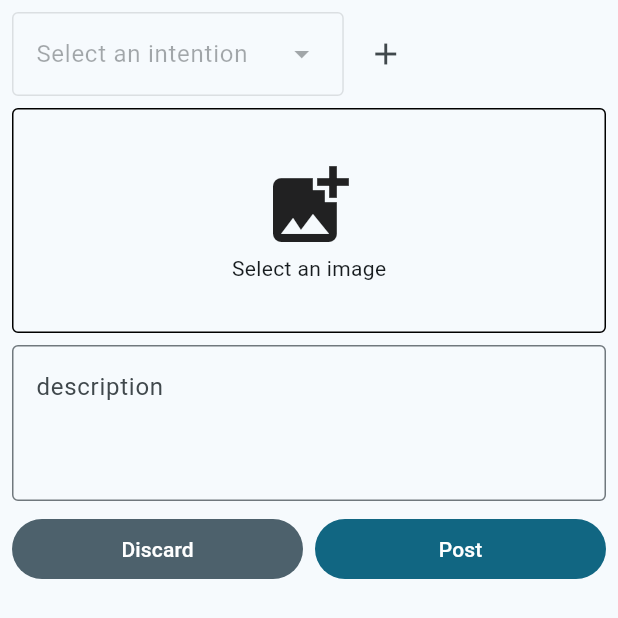
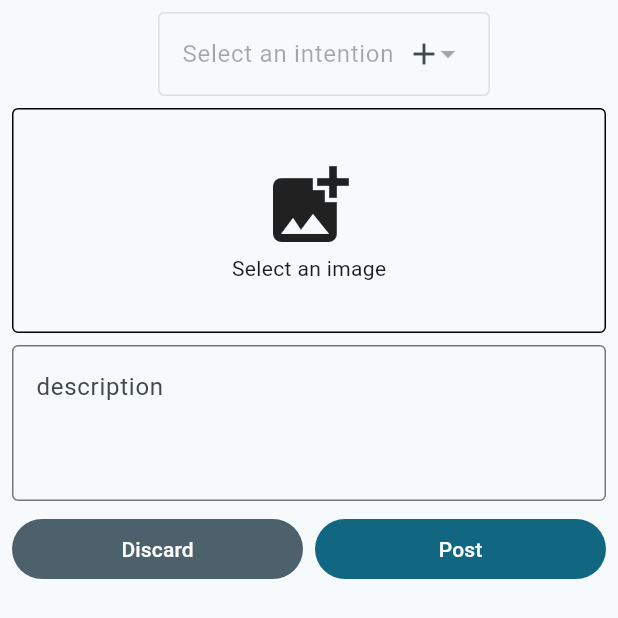
Before and after one commit to sventi555/intentions_flutter, a Flutter app: the CreatePost screen opened directly, on a phone screen of 412 x 824 dp. Shown: the top 618 px of the screen. Run offline on Flutter 3.47's test engine with Material 3 defaults, Android fonts, the phone set to English and light mode, and no system bars; our stand-ins replace cloud_firestore, equatable, firebase_auth, firebase_core, firebase_storage, flutter_riverpod and 4 more; accounts and stored records are empty; network calls fail.

Commit message:
create page layout compaction

```diff
--- a/lib/pages/create/post.dart
+++ b/lib/pages/create/post.dart
@@ -171,6 +171,7 @@ class _CreatePostState extends ConsumerState<CreatePost> {
             spacing: 8,
             children: [
               Row(
+                mainAxisAlignment: MainAxisAlignment.center,
                 children: [
                   intentions.when(
                     data: (intentions) => DropdownMenu<String>(
@@ -184,18 +185,14 @@ class _CreatePostState extends ConsumerState<CreatePost> {
                           selectedIntentionId = val;
                         });
                       },
-                      dropdownMenuEntries: intentions.isNotEmpty
-                          ? intentions
+                      dropdownMenuEntries: intentions
                           .map(
                             (intention) => DropdownMenuEntry(
                               label: intention.name,
                               value: intention.id,
                             ),
                           )
-                                .toList()
-                          // If the dropdown has no entries, there's a weird visual bug.
-                          // Adding a dummy entry since the button will be disabled anyway.
-                          : [DropdownMenuEntry(label: '', value: '')],
+                          .toList(),
                       label: Text("Select an intention"),
                     ),
                     error: (_, _) => Text('error loading intentions'),
@@ -211,10 +208,35 @@ class _CreatePostState extends ConsumerState<CreatePost> {
                   ),
                 ],
               ),
-              if (imageBytes != null)
+              if (image != null && imageBytes != null)
+                Stack(
+                  fit: StackFit.passthrough,
+                  children: [
                     Image.memory(imageBytes, fit: BoxFit.fill),
-              image == null
-                  ? GestureDetector(
+                    Positioned(
+                      bottom: 0,
+                      left: 0,
+                      right: 0,
+                      child: Padding(
+                        padding: EdgeInsets.all(8),
+                        child: TextButton(
+                          style: TextButton.styleFrom(
+                            backgroundColor: Color(0x66000000),
+                          ),
+                          onPressed: pickImage,
+                          child: Text(
+                            "Change image",
+                            style: TextStyle(
+                              color: Theme.of(context).colorScheme.onSecondary,
+                            ),
+                          ),
+                        ),
+                      ),
+                    ),
+                  ],
+                ),
+              if (image == null)
+                GestureDetector(
                   onTap: pickImage,
                   child: Container(
                     padding: EdgeInsets.all(32),
@@ -229,10 +251,6 @@ class _CreatePostState extends ConsumerState<CreatePost> {
                       ],
                     ),
                   ),
-                    )
-                  : TextButton(
-                      onPressed: pickImage,
-                      child: Text("Change image"),
                 ),
               TextField(
                 controller: descriptionController,
```
Also changed, not shown: 1 other file. Lines whose indentation alone changed are shown as unchanged.
